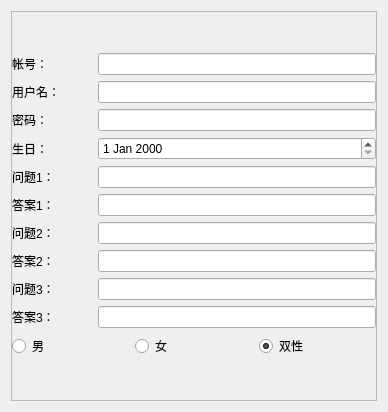
Old version of the form ui/component/ui_register_widget.ui in the repository tonquer/picacg-qt.
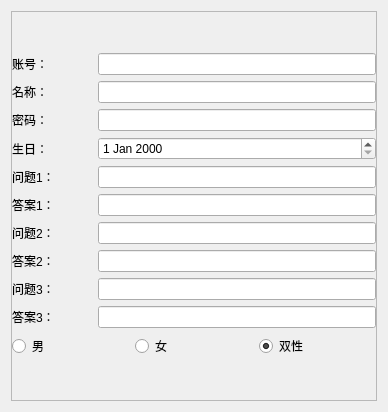
New version of the form. Custom widgets are drawn as their Qt base class.

```diff
--- a/ui/component/ui_register_widget.ui
+++ b/ui/component/ui_register_widget.ui
@@ -89,7 +89,7 @@
               </size>
              </property>
              <property name="text">
-              <string>用户名：</string>
+              <string>名称：</string>
              </property>
              <property name="alignment">
               <set>Qt::AlignLeading|Qt::AlignLeft|Qt::AlignVCenter</set>
@@ -266,7 +266,7 @@
               <enum>Qt::LeftToRight</enum>
              </property>
              <property name="text">
-              <string>帐号：</string>
+              <string>账号：</string>
              </property>
              <property name="alignment">
               <set>Qt::AlignLeading|Qt::AlignLeft|Qt::AlignVCenter</set>
```
